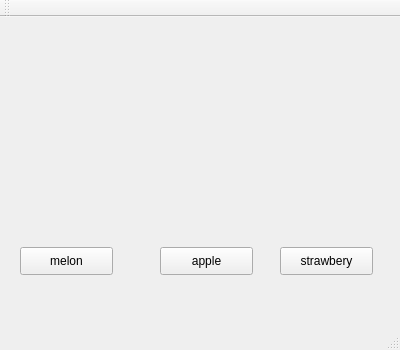
The window that mainwindow.ui (Kuan991003/Qtsample) describes before a commit, drawn with Qt 5.
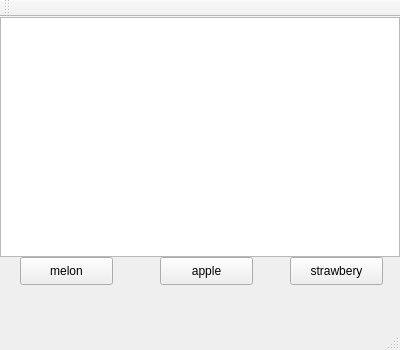
The same window after the commit.

Commit message: りんごの画像が出る

The edit to the form file:
```diff
--- a/mainwindow.ui
+++ b/mainwindow.ui
@@ -17,8 +17,8 @@
    <widget class="QPushButton" name="PushButton_strawbery">
     <property name="geometry">
      <rect>
-      <x>280</x>
-      <y>230</y>
+      <x>290</x>
+      <y>240</y>
       <width>93</width>
       <height>28</height>
      </rect>
@@ -31,7 +31,7 @@
     <property name="geometry">
      <rect>
       <x>160</x>
-      <y>230</y>
+      <y>240</y>
       <width>93</width>
       <height>28</height>
      </rect>
@@ -44,7 +44,7 @@
     <property name="geometry">
      <rect>
       <x>20</x>
-      <y>230</y>
+      <y>240</y>
       <width>93</width>
       <height>28</height>
      </rect>
@@ -53,6 +53,16 @@
      <string>melon</string>
     </property>
    </widget>
+   <widget class="QGraphicsView" name="graphicsView">
+    <property name="geometry">
+     <rect>
+      <x>0</x>
+      <y>0</y>
+      <width>400</width>
+      <height>240</height>
+     </rect>
+    </property>
+   </widget>
   </widget>
   <widget class="QMenuBar" name="menuBar">
    <property name="geometry">
```
The commit also changes 2 other files.
